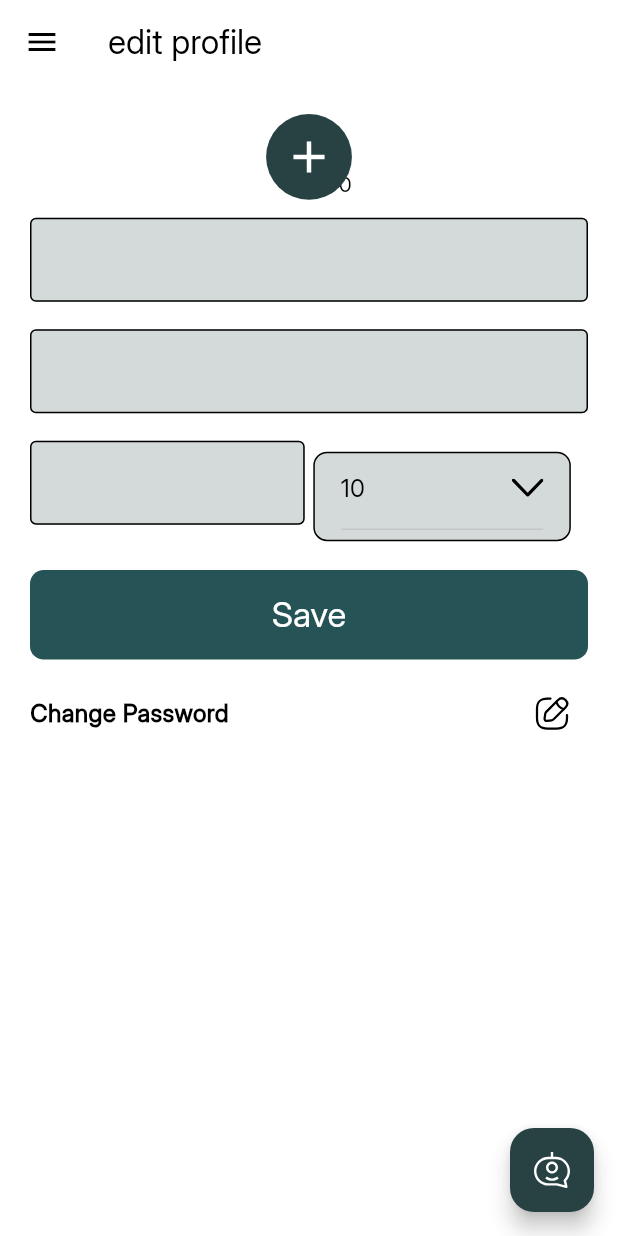
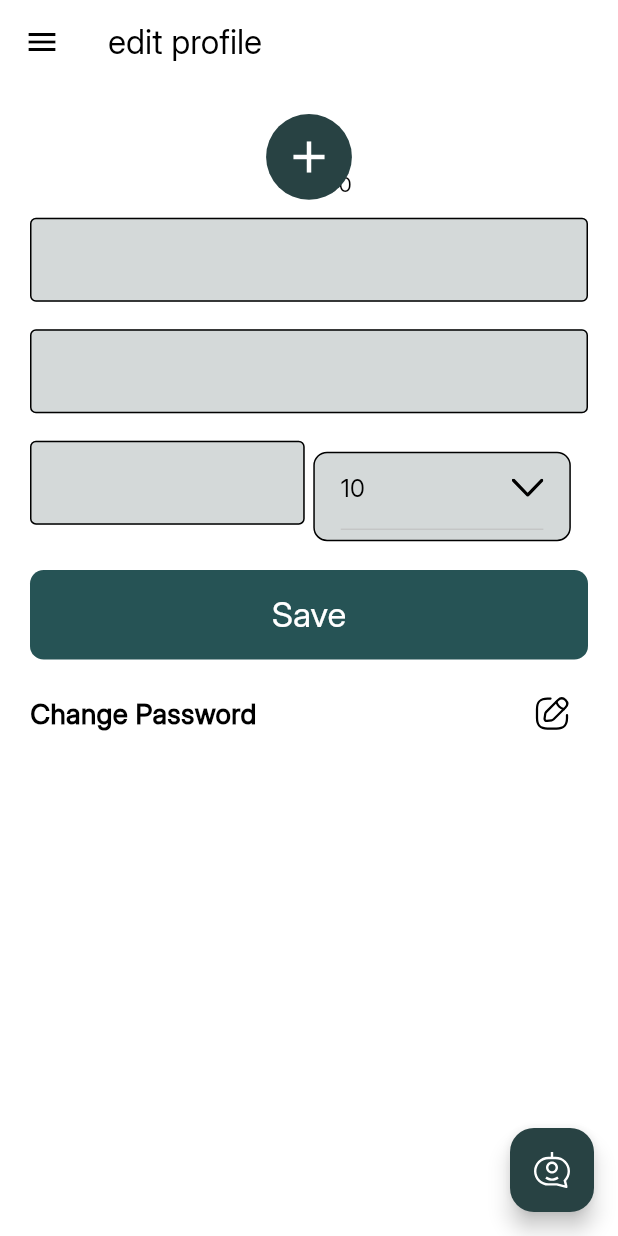
Before and after one commit to gamal8686/Tranquility, a Flutter app: the screen it shows after launch, on a phone screen of 412 x 824 dp. Run offline on Flutter 3.47's test engine with Material 3 defaults, Android fonts, the phone set to English and light mode, and no system bars; our stand-ins replace animate_do, flutter_screenutil, flutter_svg, image_picker, pin_code_fields, shared_preferences; missing offline and left inert: clipboard; network calls fail.

```diff
--- a/lib/bottom_bar/edit_Profile.dart
+++ b/lib/bottom_bar/edit_Profile.dart
@@ -68,7 +68,7 @@ class EditProfileView extends StatelessWidget {
                 Text(
                   'Change Password',
                   style: TextStyle(
-                    fontSize: 16,
+                    fontSize: 16.sp,
                     fontWeight: FontWeight.w600,
                     fontFamily: 'Inter',
                     color: Color(0xff000000),
```
